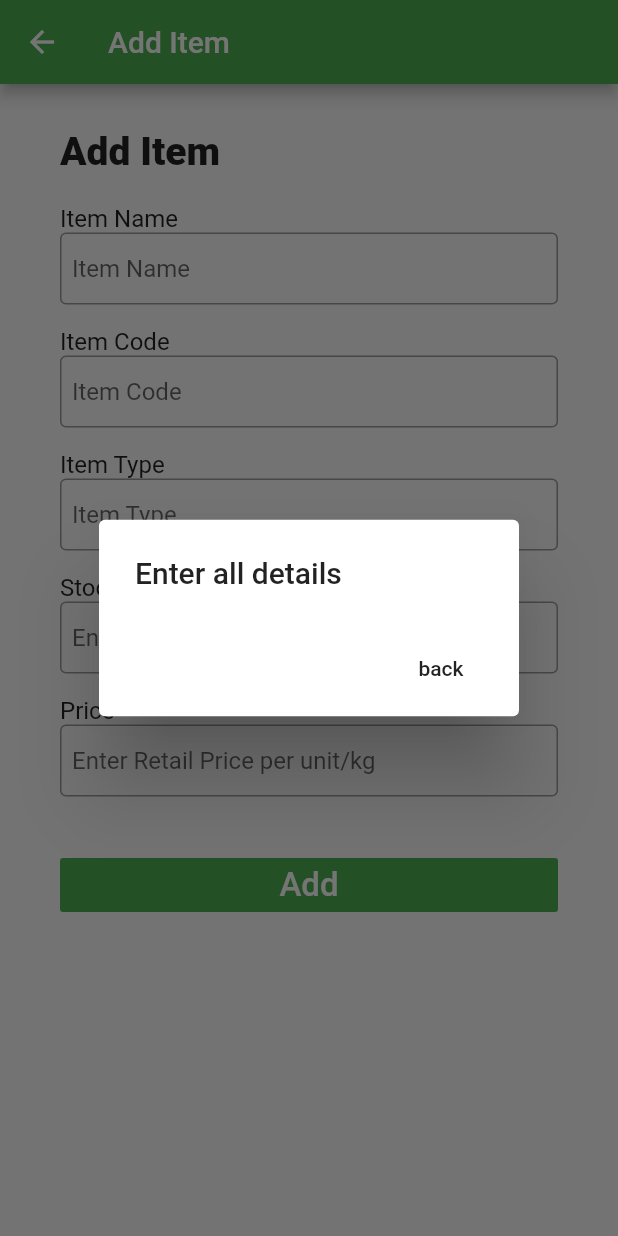
After one commit to Jaideep1099/Stay_home_admin, a Flutter app: the AddItem screen opened directly, after a tap on "Add", on a phone screen of 412 x 824 dp. The commit adds this screen. Run offline on Flutter 3.47's test engine with Material 2 defaults, Android fonts, the phone set to English and light mode, and no system bars.

Commit message:
AddItems page is added

```diff
--- a/lib/Functions.dart
+++ b/lib/Functions.dart
@@ -19,9 +19,9 @@ showError(BuildContext context, String error) {
       });
 }
 
-showMessage(BuildContext context, String msg) {
+showMessage(BuildContext context, String msgTitle) {
   var alert = AlertDialog(
-    title: Text('$msg'),
+    title: Text('$msgTitle'),
     content: Icon(Icons.done, color: Colors.green,),
     );
 
--- /dev/null
+++ b/lib/additem.dart
@@ -0,0 +1,224 @@
+import 'dart:ui';
+import 'dart:async';
+import 'dart:convert';
+
+import 'package:flutter/cupertino.dart';
+import 'package:flutter/material.dart';
+import 'package:http/http.dart' as http;
+
+import './main.dart';
+import './Classes.dart';
+import './Functions.dart';
+
+Future<ResponseData> addItem(String cd, String nm, String typ, String qty,
+    String mrp, Map<String, String> user) async {
+  final response = await http.post(
+    "http://192.168.43.60:8000/vendor/additem",
+    headers: <String, String>{
+      'Content-Type': 'application/json; charset=UTF-8',
+      'authorization': user['sId'],
+    },
+    body: jsonEncode(<String, String>{
+      'User': user['uname'],
+      'Code': cd,
+      'Name': nm,
+      'Type': typ,
+      'Qty': qty,
+      'Price': mrp,
+    }),
+  );
+
+  if (response.statusCode == 200) {
+    var data = json.decode(response.body);
+    return ResponseData.fromJson(data);
+  } else {
+    throw Exception('Failed to SignUp');
+  }
+}
+
+class AddItem extends StatefulWidget {
+  @override
+  _AddItemState createState() => _AddItemState();
+}
+
+class _AddItemState extends State<AddItem> {
+  final TextEditingController _controller_Cd = TextEditingController();
+  final TextEditingController _controller_Nm = TextEditingController();
+  final TextEditingController _controller_Typ = TextEditingController();
+  final TextEditingController _controller_Qty = TextEditingController();
+  final TextEditingController _controller_Mrp = TextEditingController();
+
+  Future<ResponseData> _futureData;
+  @override
+  Widget build(BuildContext context) {
+    return Scaffold(
+      appBar: AppBar(title: Text("Add Item")),
+      body: ListView(children: <Widget>[
+        Container(
+          padding: EdgeInsets.fromLTRB(40, 30, 40, 10),
+          child: Text(
+            "Add Item",
+            textAlign: TextAlign.left,
+            style: TextStyle(
+              fontSize: 26,
+              fontWeight: FontWeight.w900,
+            ),
+          ),
+        ),
+        Container(
+          padding: EdgeInsets.fromLTRB(40, 10, 40, 5),
+          child: Column(
+            crossAxisAlignment: CrossAxisAlignment.start,
+            children: <Widget>[
+              Text(
+                "Item Name",
+                textAlign: TextAlign.left,
+                style: TextStyle(fontSize: 16),
+              ),
+              TextField(
+                  controller: _controller_Nm,
+                  obscureText: false,
+                  decoration: InputDecoration(
+                      hoverColor: Colors.white,
+                      contentPadding: EdgeInsets.all(8),
+                      border: OutlineInputBorder(),
+                      hintText: "Item Name")),
+            ],
+          ),
+        ),
+        Container(
+          padding: EdgeInsets.fromLTRB(40, 10, 40, 5),
+          child: Column(
+            crossAxisAlignment: CrossAxisAlignment.start,
+            children: <Widget>[
+              Text(
+                "Item Code",
+                textAlign: TextAlign.left,
+                style: TextStyle(fontSize: 16),
+              ),
+              TextField(
+                  controller: _controller_Cd,
+                  obscureText: false,
+                  decoration: InputDecoration(
+                      contentPadding: EdgeInsets.all(8),
+                      border: OutlineInputBorder(),
+                      hintText: "Item Code")),
+            ],
+          ),
+        ),
+        Container(
+          padding: EdgeInsets.fromLTRB(40, 10, 40, 5),
+          child: Column(
+            crossAxisAlignment: CrossAxisAlignment.start,
+            children: <Widget>[
+              Text(
+                "Item Type",
+                textAlign: TextAlign.left,
+                style: TextStyle(fontSize: 16),
+              ),
+              TextField(
+                  controller: _controller_Typ,
+                  obscureText: false,
+                  decoration: InputDecoration(
+                      contentPadding: EdgeInsets.all(8),
+                      border: OutlineInputBorder(),
+                      hintText: "Item Type")),
+            ],
+          ),
+        ),
+        Container(
+          padding: EdgeInsets.fromLTRB(40, 10, 40, 5),
+          child: Column(
+            crossAxisAlignment: CrossAxisAlignment.start,
+            children: <Widget>[
+              Text(
+                "Stock",
+                textAlign: TextAlign.left,
+                style: TextStyle(fontSize: 16),
+              ),
+              TextField(
+                  keyboardType: TextInputType.number,
+                  controller: _controller_Qty,
+                  obscureText: false,
+                  decoration: InputDecoration(
+                      contentPadding: EdgeInsets.all(8),
+                      border: OutlineInputBorder(),
+                      hintText:
+                          "Enter currently available stock")),
+            ],
+          ),
+        ),
+        Container(
+          padding: EdgeInsets.fromLTRB(40, 10, 40, 5),
+          child: Column(
+            crossAxisAlignment: CrossAxisAlignment.start,
+            children: <Widget>[
+              Text(
+                "Price",
+                textAlign: TextAlign.left,
+                style: TextStyle(fontSize: 16),
+              ),
+              TextField(
+                  keyboardType: TextInputType.number,
+                  controller: _controller_Mrp,
+                  obscureText: false,
+                  decoration: InputDecoration(
+                      contentPadding: EdgeInsets.all(8),
+                      border: OutlineInputBorder(),
+                      hintText: "Enter Retail Price per unit/kg")),
+            ],
+          ),
+        ),
+        Container(
+            padding: EdgeInsets.fromLTRB(40, 30, 40, 5),
+            child: FlatButton(
+              color: Colors.green,
+              textColor: Colors.white,
+              onPressed: () async {
+                print("Button pressed");
+                setState(() {
+                  if (_controller_Nm.text == "" ||
+                      _controller_Cd.text == "" ||
+                      _controller_Typ.text == "" ||
+                      _controller_Qty.text == "" ||
+                      _controller_Mrp.text == "") {
+                    showError(context, "Enter all details");
+                  } else {
+                    _futureData = addItem(
+                        _controller_Cd.text,
+                        _controller_Nm.text,
+                        _controller_Typ.text,
+                        _controller_Qty.text,
+                        _controller_Mrp.text,
+                        user);
+                  }
+                });
+                var data, error;
+                _futureData.then((res) {
+                  data = res.result;
+                  error = res.error;
+                  print("Data:$data  Error:$error");
+                  if (data == 'done') {
+                    showMessage(context, "Item Added Successfully");
+                    _controller_Cd.clear();
+                    _controller_Nm.clear();
+                    _controller_Typ.clear();
+                    _controller_Qty.clear();
+                    _controller_Mrp.clear();
+                  } else {
+                    showError(context, error);
+                    print(error);
+                  }
+                });
+              },
+              child: Text(
+                "Add",
+                style: TextStyle(
+                  fontSize: 22,
+                ),
+              ),
+            )),
+      ]),
+    );
+  }
+}
--- a/lib/main.dart
+++ b/lib/main.dart
@@ -8,7 +8,10 @@ import 'package:http/http.dart' as http;
 import './signup.dart';
 import './additem.dart';
 
-String sessionId="u5e9ef03f558dcc8110c69b45";
+var user ={
+  "sId": "v5e9ef03f558dcc8110c69b45",
+  "uname": "TK25"
+};
 
 void main() => runApp(MyApp());
 
@@ -45,7 +48,10 @@ class _SignInState extends State<SignIn> {
             children: <Widget>[
               Container(
                 padding: EdgeInsets.all(8),
-                child: Text("Sign In", style: TextStyle(fontWeight:FontWeight.w800, fontSize:26),),
+                child: Text(
+                  "Sign In",
+                  style: TextStyle(fontWeight: FontWeight.w800, fontSize: 26),
+                ),
               ),
               Container(
                 padding: EdgeInsets.all(8),
@@ -62,7 +68,15 @@ class _SignInState extends State<SignIn> {
                       return SignUp();
                     }));
                   },
-                  child: Text("New user? SignUp"))
+                  child: Text("New user? SignUp")),
+              FlatButton(
+                  onPressed: () {
+                    Navigator.push(context,
+                        MaterialPageRoute(builder: (context) {
+                      return AddItem();
+                    }));
+                  },
+                  child: Text("AddItem")),
             ]));
   }
 }
```
